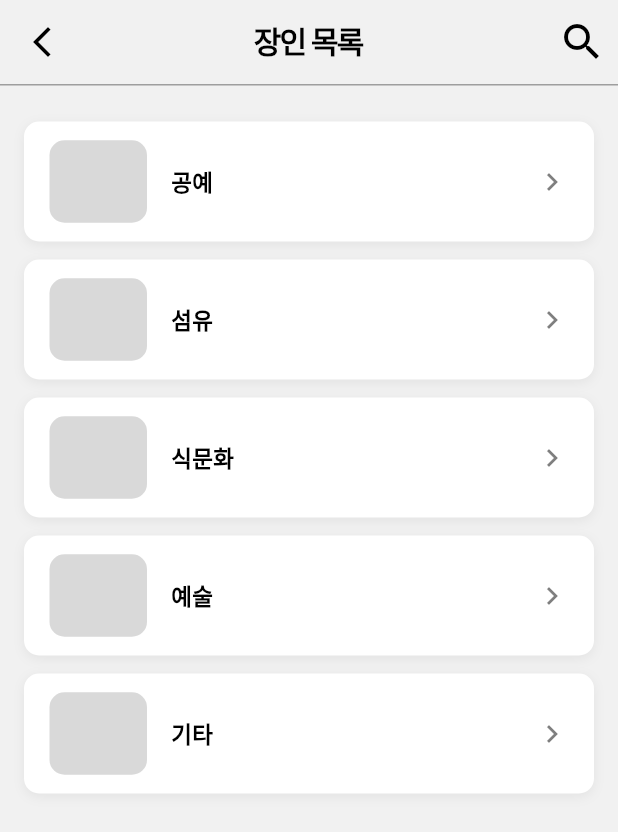
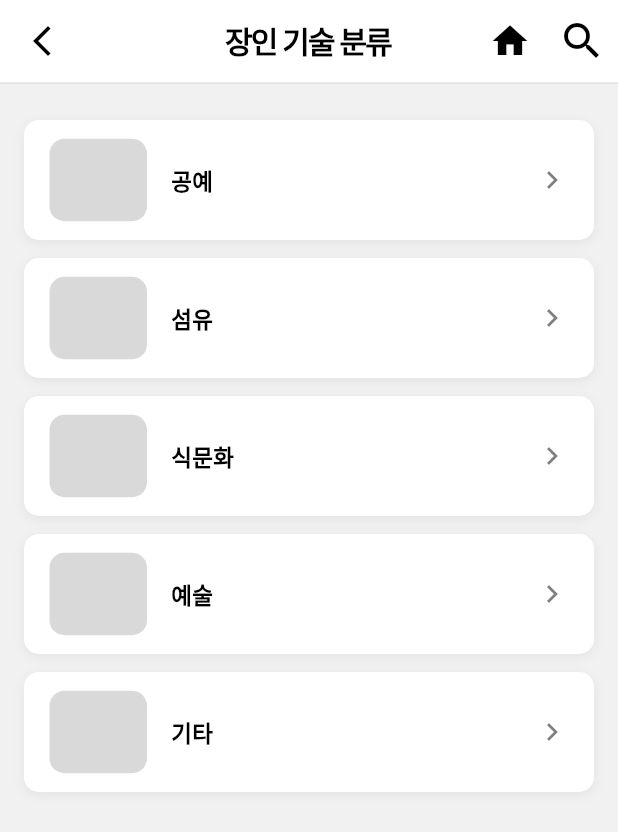
Before and after one commit to K-Hackathon-01z/eum-front, a Flutter app: the CreatorListScreen screen opened by its route, on a phone screen of 412 x 824 dp. Shown: the top 832 px of the screen. Run offline on Flutter 3.47's test engine with Material 3 defaults, Android fonts, the phone set to English and light mode, and no system bars; our stand-ins replace flutter_svg.

Commit message:
refactor: "creator_list에 customAppBar 추가"

```diff
--- a/lib/screens/user/home/creator_list/creator_list_screen.dart
+++ b/lib/screens/user/home/creator_list/creator_list_screen.dart
@@ -1,4 +1,5 @@
 import 'package:flutter/material.dart';
+import '../../../../widgets/user/appbar.dart';
 import '../../../../widgets/user/creator_list.dart';
 import 'creator_detail_screen.dart';
 
@@ -7,24 +8,21 @@ class CreatorListScreen extends StatelessWidget {
 
   @override
   Widget build(BuildContext context) {
+    final List<Map<String, String>> categories = [
+      {'title': '공예'},
+      {'title': '섬유'},
+      {'title': '식문화'},
+      {'title': '예술'},
+      {'title': '기타'},
+    ];
     return Scaffold(
       backgroundColor: const Color(0xFFF1F1F1),
-      appBar: AppBar(
-        surfaceTintColor: Colors.transparent,
-        backgroundColor: const Color(0xFFF1F1F1),
-        leading: IconButton(
-          icon: const Icon(Icons.arrow_back_ios_new, color: Colors.black),
-          onPressed: () => Navigator.of(context).pop(),
-        ),
-        title: const Text(
-          '장인 목록',
-          style: TextStyle(color: Colors.black, fontWeight: FontWeight.bold, fontSize: 20, letterSpacing: -1.2),
-        ),
-        centerTitle: true,
-        actions: [
-          IconButton(
-            icon: const Icon(Icons.search, color: Colors.black, size: 32),
-            onPressed: () {
+      appBar: CustomAppBar(
+        title: '장인 기술 분류',
+        showBack: true,
+        showHome: true,
+        showSearch: true,
+        onSearch: () {
           showDialog(
             context: context,
             barrierColor: Colors.black.withOpacity(0.2),
@@ -61,46 +59,18 @@ class CreatorListScreen extends StatelessWidget {
           );
         },
       ),
-        ],
-        bottom: PreferredSize(
-          preferredSize: const Size.fromHeight(1.0),
-          child: Container(color: Colors.grey[500], height: 1.0),
-        ),
-      ),
-      body: ListView(
+      body: ListView.builder(
         padding: const EdgeInsets.symmetric(horizontal: 16, vertical: 18),
-        children: [
-          CreatorList(
-            title: '공예',
+        itemCount: categories.length,
+        itemBuilder: (context, idx) {
+          final category = categories[idx]['title']!;
+          return CreatorList(
+            title: category,
             onTap: () {
-              Navigator.push(context, MaterialPageRoute(builder: (_) => CreatorDetailScreen(category: '공예')));
+              Navigator.push(context, MaterialPageRoute(builder: (_) => CreatorDetailScreen(category: category)));
             },
-          ),
-          CreatorList(
-            title: '섬유',
-            onTap: () {
-              Navigator.push(context, MaterialPageRoute(builder: (_) => CreatorDetailScreen(category: '섬유')));
+          );
         },
-          ),
-          CreatorList(
-            title: '식문화',
-            onTap: () {
-              Navigator.push(context, MaterialPageRoute(builder: (_) => CreatorDetailScreen(category: '식문화')));
-            },
-          ),
-          CreatorList(
-            title: '예술',
-            onTap: () {
-              Navigator.push(context, MaterialPageRoute(builder: (_) => CreatorDetailScreen(category: '예술')));
-            },
-          ),
-          CreatorList(
-            title: '기타',
-            onTap: () {
-              Navigator.push(context, MaterialPageRoute(builder: (_) => CreatorDetailScreen(category: '기타')));
-            },
-          ),
-        ],
       ),
     );
   }
```
Also changed, not shown: lib/screens/user/home/creator_list/creator_detail_screen.dart (+7 -23 lines), lib/screens/user/home/creator_list/creator_profile_screen.dart (+7 -22 lines), lib/screens/user/home/skill_list/skill_list_screen.dart (+34 -31 lines). Lines whose indentation alone changed are shown as unchanged.
